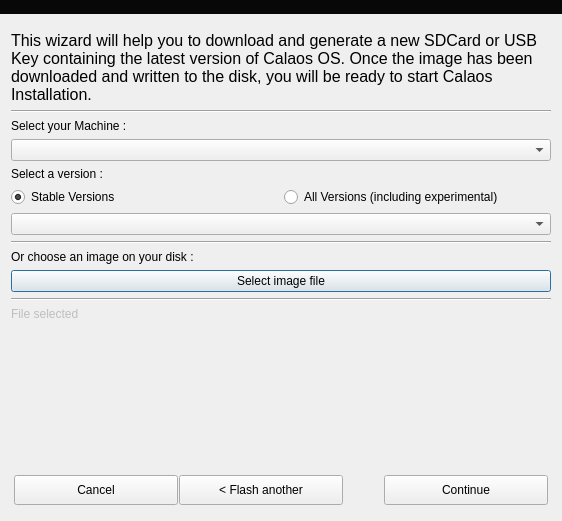
First picture: the form in machine_creator/mainwindow.ui, repository calaos/calaos_installer, before the edit.
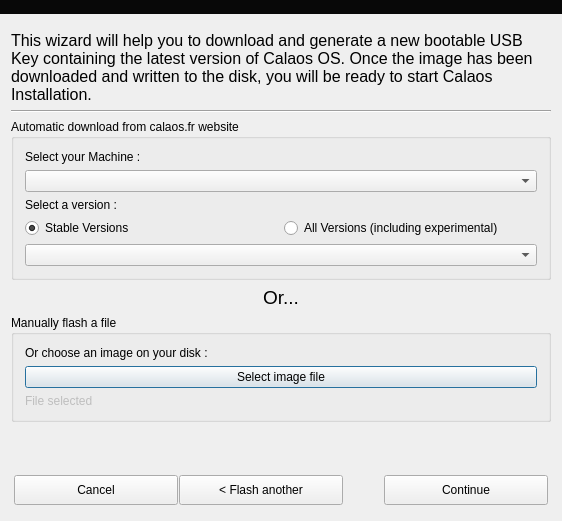
Second picture: the form after the edit. The open tabs and pages were chosen to show the change. Icons and pictures are not drawn.

Commit message: fix image filters and windows build

Diff of the .ui file:
```diff
--- a/machine_creator/mainwindow.ui
+++ b/machine_creator/mainwindow.ui
@@ -78,12 +78,11 @@
            <property name="font">
             <font>
              <pointsize>12</pointsize>
-             <weight>50</weight>
              <bold>false</bold>
             </font>
            </property>
            <property name="text">
-            <string>&lt;html&gt;&lt;head/&gt;&lt;body&gt;&lt;p&gt;This wizard will help you to download and generate a new SDCard or USB Key containing the latest version of Calaos OS. Once the image has been downloaded and written to the disk, you will be ready to start Calaos Installation.&lt;/p&gt;&lt;/body&gt;&lt;/html&gt;</string>
+            <string>&lt;html&gt;&lt;head/&gt;&lt;body&gt;&lt;p&gt;This wizard will help you to download and generate a new bootable USB Key containing the latest version of Calaos OS. Once the image has been downloaded and written to the disk, you will be ready to start Calaos Installation.&lt;/p&gt;&lt;/body&gt;&lt;/html&gt;</string>
            </property>
            <property name="wordWrap">
             <bool>true</bool>
@@ -97,6 +96,12 @@
            </property>
           </widget>
          </item>
+         <item>
+          <widget class="QGroupBox" name="groupBox">
+           <property name="title">
+            <string>Automatic download from calaos.fr website</string>
+           </property>
+           <layout class="QVBoxLayout" name="verticalLayout_8">
          <item>
           <widget class="QLabel" name="label_1">
            <property name="text">
@@ -144,13 +149,31 @@
          <item>
           <widget class="QComboBox" name="versionCombo"/>
          </item>
+           </layout>
+          </widget>
+         </item>
          <item>
-          <widget class="Line" name="line_1">
-           <property name="orientation">
-            <enum>Qt::Horizontal</enum>
+          <widget class="QLabel" name="label_3">
+           <property name="font">
+            <font>
+             <pointsize>14</pointsize>
+             <bold>false</bold>
+            </font>
            </property>
+           <property name="text">
+            <string>Or...</string>
+           </property>
+           <property name="alignment">
+            <set>Qt::AlignmentFlag::AlignCenter</set>
+           </property>
           </widget>
          </item>
+         <item>
+          <widget class="QGroupBox" name="groupBox_2">
+           <property name="title">
+            <string>Manually flash a file</string>
+           </property>
+           <layout class="QVBoxLayout" name="verticalLayout_9">
          <item>
           <widget class="QLabel" name="label_5">
            <property name="text">
@@ -168,13 +191,6 @@
            </property>
           </widget>
          </item>
-         <item>
-          <widget class="Line" name="line_2">
-           <property name="orientation">
-            <enum>Qt::Horizontal</enum>
-           </property>
-          </widget>
-         </item>
          <item>
           <widget class="QLabel" name="imageFilenameLabel">
            <property name="enabled">
@@ -185,6 +201,9 @@
            </property>
           </widget>
          </item>
+           </layout>
+          </widget>
+         </item>
          <item>
           <spacer name="verticalSpacer_5">
            <property name="orientation">
```
Left out of the diff: 41 changed lines with no effect on the pictures. Lines whose indentation alone changed are shown as unchanged. The commit also changes 3 other files.
